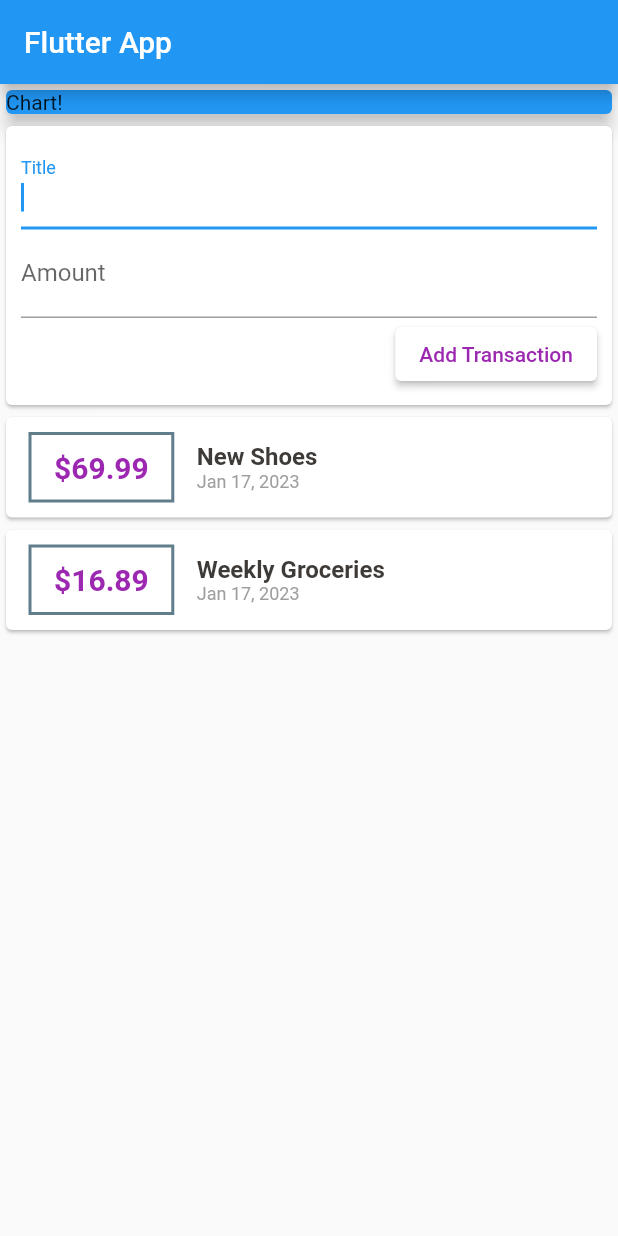
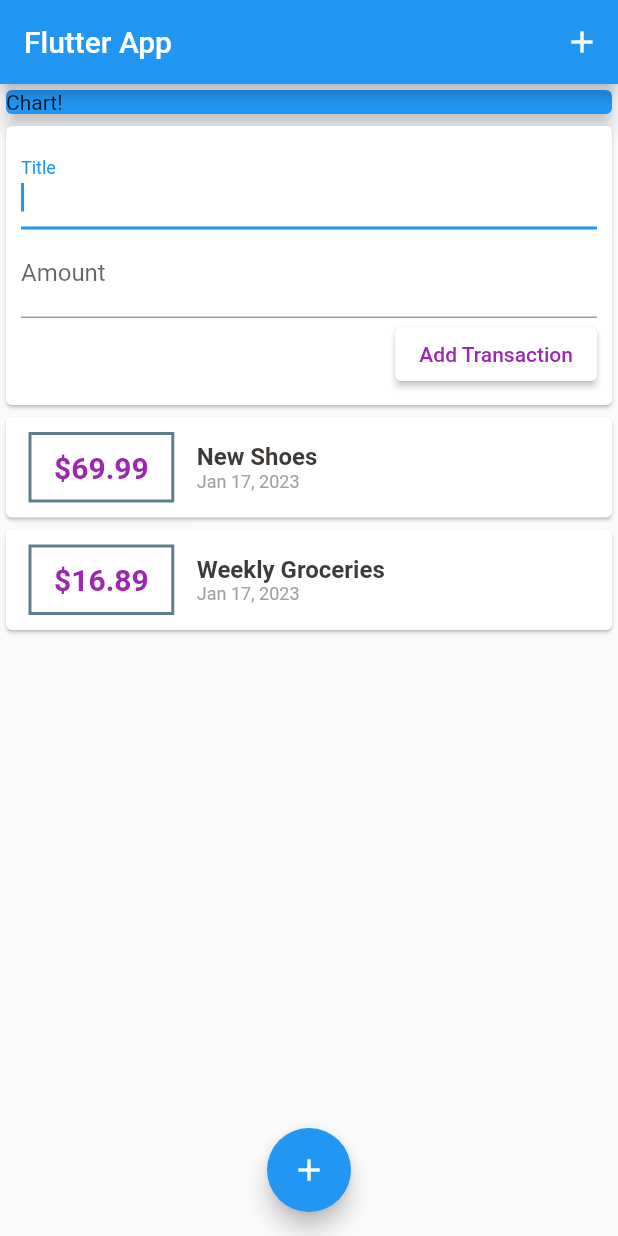
Before and after one commit to Rustam-Asdanov/personal_expenses_app, a Flutter app: the screen it shows after launch, after a tap on "Add Transaction", on a phone screen of 412 x 824 dp. Run offline on Flutter 3.47's test engine with Material 2 defaults, Android fonts, the phone set to English and light mode, and no system bars.

Commit message:
we add plus button and add scrolling

```diff
--- a/lib/main.dart
+++ b/lib/main.dart
@@ -21,14 +21,24 @@ class _MyAppState extends State<MyApp> {
   final titleController = TextEditingController();
   final amountController = TextEditingController();
 
+  void startAddNewTransaction(BuildContext ctx){
+    showModalBottomSheet(context: ctx, builder: (_) {
+      return null;
+    },);
+  }
+
   @override
   Widget build(BuildContext context) {
     return MaterialApp(
       home: Scaffold(
         appBar: AppBar(
           title: const Text("Flutter App"),
+          actions: <Widget>[
+            IconButton(onPressed: () => {}, icon: Icon(Icons.add)),
+          ],
         ),
-        body: Column(
+        body: SingleChildScrollView(
+          child: Column(
             mainAxisAlignment: MainAxisAlignment.start,
             crossAxisAlignment: CrossAxisAlignment.center,
             children: <Widget>[
@@ -47,6 +57,12 @@ class _MyAppState extends State<MyApp> {
             ],
           ),
         ),
+        floatingActionButtonLocation: FloatingActionButtonLocation.centerFloat,
+        floatingActionButton: FloatingActionButton(
+          child: Icon(Icons.add),
+          onPressed: () => {},
+        ),
+      ),
     );
   }
 }
--- a/lib/widgets/new_transaction.dart
+++ b/lib/widgets/new_transaction.dart
@@ -6,6 +6,15 @@ class NewTransaction extends StatelessWidget {
   final amountController = TextEditingController();
 
   NewTransaction(this.addTransMeth);
+
+  void submitData() {
+    final enteredTitle = titleController.text;
+    final enteredAmount = double.parse(amountController.text);
+
+    if (enteredTitle.isEmpty || enteredAmount <= 0) return;
+
+    addTransMeth(enteredTitle, enteredAmount);
+  }
 
   @override
   Widget build(BuildContext context) {
@@ -18,23 +27,22 @@ class NewTransaction extends StatelessWidget {
             autofocus: true,
             controller: titleController,
             decoration: InputDecoration(labelText: "Title "),
+            onSubmitted: (_) => submitData(),
             // onChanged: (value) => titleInput = value,
           ),
           TextField(
-            autocorrect: true,
-            decoration: InputDecoration(labelText: "Amount "),
-            controller: amountController,
-            // onChanged: (value) => amountInput = value,
-          ),
+              keyboardType: TextInputType.number,
+              autocorrect: true,
+              decoration: InputDecoration(labelText: "Amount "),
+              controller: amountController,
+              onSubmitted: (_) => submitData()),
           ElevatedButton(
             style: ElevatedButton.styleFrom(backgroundColor: Colors.white),
             child: Text(
               "Add Transaction",
               style: TextStyle(color: Colors.purple),
             ),
-            onPressed: () {
-              addTransMeth(titleController.text, double.parse(amountController.text));
-            },
+            onPressed: submitData,
           ),
         ]),
       ),
--- a/lib/widgets/transaction_list.dart
+++ b/lib/widgets/transaction_list.dart
@@ -12,8 +12,10 @@ class TransactionList extends StatelessWidget {
 
   @override
   Widget build(BuildContext context) {
-    return Column(
-      children: transactions.map((elem) {
+    return Container(
+      height: 400,
+      child: ListView.builder(
+        itemBuilder: (ctx, index){
           return Card(
             child: Row(
               children: <Widget>[
@@ -27,7 +29,7 @@ class TransactionList extends StatelessWidget {
                           color: Colors.blueGrey,
                           style: BorderStyle.solid)),
                   child: Text(
-                  "\$${elem.amount}",
+                    "\$${transactions[index].amount.toStringAsFixed(2)}",
                     style: const TextStyle(
                         fontSize: 20,
                         fontWeight: FontWeight.bold,
@@ -38,14 +40,14 @@ class TransactionList extends StatelessWidget {
                   crossAxisAlignment: CrossAxisAlignment.start,
                   children: [
                     Text(
-                    elem.title,
+                      transactions[index].title,
                       style: const TextStyle(
                           fontWeight: FontWeight.bold,
                           fontSize: 16,
                           color: Color.fromARGB(255, 62, 58, 55)),
                     ),
                     Text(
-                    DateFormat.yMMMd().format(elem.date),
+                      DateFormat.yMMMd().format(transactions[index].date),
                       style: const TextStyle(fontSize: 12, color: Colors.grey),
                     )
                   ],
@@ -53,7 +55,9 @@ class TransactionList extends StatelessWidget {
               ],
             ),
           );
-      }).toList(),
+        },
+        itemCount: transactions.length,
+      ),
     );
   }
 }
```
Lines whose indentation alone changed are shown as unchanged.
